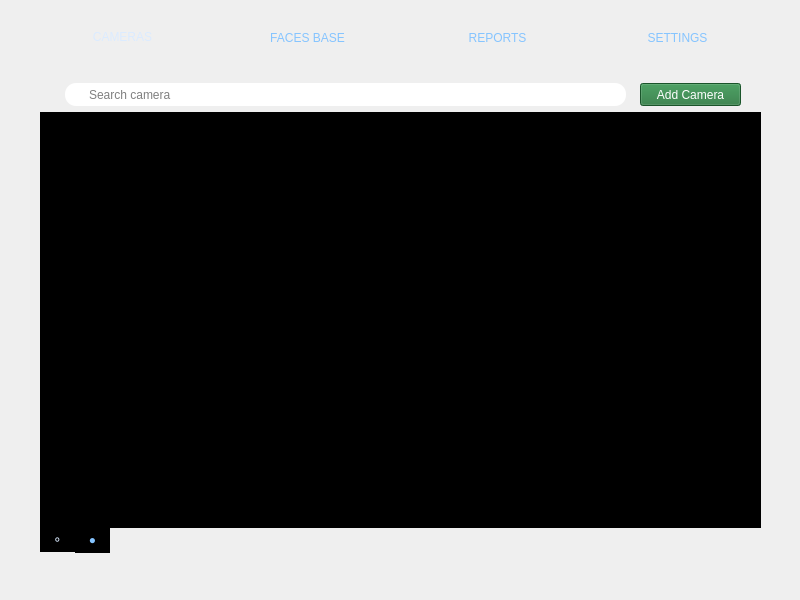
This is LeonCam/MainApp.ui in kazimierczak-robert/LeonCam as Qt 5 draws it before an edit. The edited form follows.
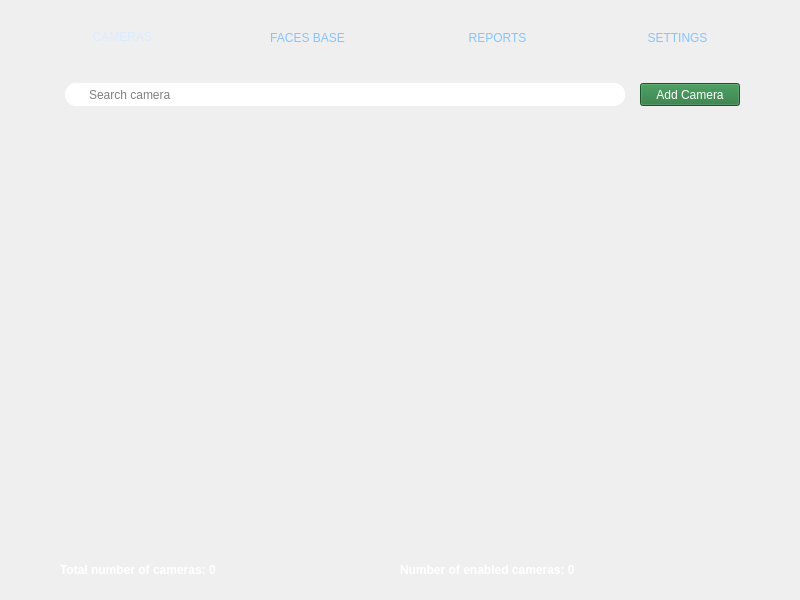
This is the edited form. Icons and pictures are not drawn.

Diff of the .ui file:
```diff
--- a/LeonCam/MainApp.ui
+++ b/LeonCam/MainApp.ui
@@ -46,7 +46,7 @@
       <x>30</x>
       <y>20</y>
       <width>740</width>
-      <height>551</height>
+      <height>561</height>
      </rect>
     </property>
     <property name="styleSheet">
@@ -98,7 +98,7 @@
        <rect>
         <x>610</x>
         <y>30</y>
-        <width>101</width>
+        <width>100</width>
         <height>23</height>
        </rect>
       </property>
@@ -136,7 +136,7 @@
        <rect>
         <x>35</x>
         <y>30</y>
-        <width>561</width>
+        <width>560</width>
         <height>23</height>
        </rect>
       </property>
@@ -154,23 +154,25 @@
        <rect>
         <x>10</x>
         <y>59</y>
-        <width>721</width>
-        <height>441</height>
+        <width>720</width>
+        <height>440</height>
        </rect>
       </property>
       <property name="styleSheet">
        <string notr="true">QTabWidget::pane {
 color: rgb(213, 235, 255);
-	background-color: rgb(0, 0, 0);
 border: 0px;
 }
 
+QTabWidget::tab-bar {
+left: 342px;
+}
+
 QTabBar::tab {
-	background-color: rgb(0, 0, 0);
+background-color: transparent;
 color: rgb(133, 196, 255);
-height: 25px;
-font: 18pt &quot;Nirmala UI&quot;;
-width: 35px;
+height: 18px;
+width: 36px;
 }
 
 QTabBar::tab:hover{
@@ -180,37 +182,57 @@
 
 QTabBar::tab:selected{
 margin-top: -1px;
-color:rgb(219, 235, 255)
-}
-</string>
+color:rgb(219, 235, 255);
+}</string>
       </property>
       <property name="tabPosition">
        <enum>QTabWidget::South</enum>
       </property>
+      <property name="tabShape">
+       <enum>QTabWidget::Rounded</enum>
+      </property>
       <property name="currentIndex">
        <number>0</number>
       </property>
-      <widget class="QWidget" name="tab_3">
-       <attribute name="title">
-        <string>⚬</string>
-       </attribute>
-       <widget class="QWidget" name="gridLayoutWidget">
-        <property name="geometry">
-         <rect>
-          <x>10</x>
-          <y>10</y>
-          <width>701</width>
-          <height>421</height>
-         </rect>
-        </property>
-        <layout class="QGridLayout" name="GLCameras"/>
-       </widget>
-      </widget>
-      <widget class="QWidget" name="tab_4">
-       <attribute name="title">
-        <string>●</string>
-       </attribute>
-      </widget>
+      <property name="usesScrollButtons">
+       <bool>false</bool>
+      </property>
+     </widget>
+     <widget class="QLabel" name="LTotalNumber">
+      <property name="geometry">
+       <rect>
+        <x>30</x>
+        <y>510</y>
+        <width>200</width>
+        <height>13</height>
+       </rect>
+      </property>
+      <property name="styleSheet">
+       <string notr="true">color: rgb(255, 255, 255);
+background-color: transparent;
+font-weight:600;</string>
+      </property>
+      <property name="text">
+       <string>Total number of cameras: 0</string>
+      </property>
+     </widget>
+     <widget class="QLabel" name="LEnabledNumber">
+      <property name="geometry">
+       <rect>
+        <x>370</x>
+        <y>510</y>
+        <width>200</width>
+        <height>13</height>
+       </rect>
+      </property>
+      <property name="styleSheet">
+       <string notr="true">color: rgb(255, 255, 255);
+background-color: transparent;
+font-weight:600;</string>
+      </property>
+      <property name="text">
+       <string>Number of enabled cameras: 0</string>
+      </property>
      </widget>
      <zorder>PBAddCamera</zorder>
      <zorder>LESearch</zorder>
```
Left out of the diff: 15 changed lines with no effect on the pictures.
